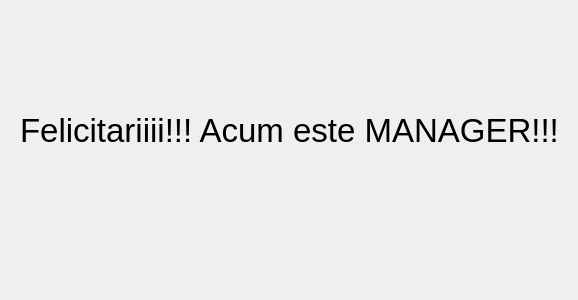
Before: the Qt Designer form 3_Solution/PM_Application/PM_GUI_/Manager_Window.ui in liviupopa16/POO_Project_Manager, drawn with Qt 5.
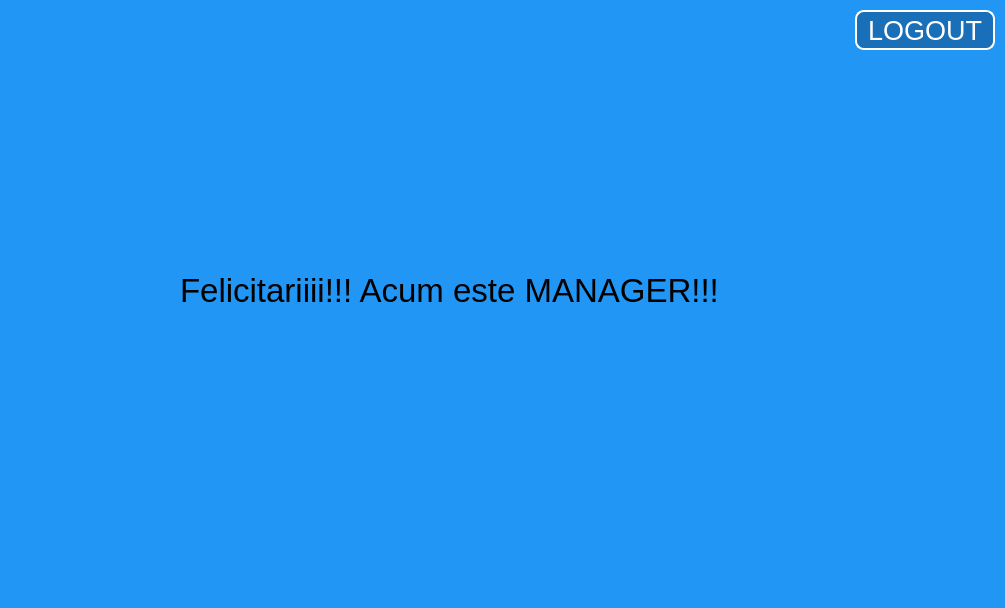
After: the same form once the commit is applied. Icons and pictures are not drawn.

What changed in the file:
```diff
--- a/3_Solution/PM_Application/PM_GUI_/Manager_Window.ui
+++ b/3_Solution/PM_Application/PM_GUI_/Manager_Window.ui
@@ -6,18 +6,37 @@
    <rect>
     <x>0</x>
     <y>0</y>
-    <width>578</width>
-    <height>300</height>
+    <width>1005</width>
+    <height>608</height>
    </rect>
   </property>
+  <property name="minimumSize">
+   <size>
+    <width>1005</width>
+    <height>608</height>
+   </size>
+  </property>
+  <property name="maximumSize">
+   <size>
+    <width>1005</width>
+    <height>608</height>
+   </size>
+  </property>
   <property name="windowTitle">
    <string>Manager_Window</string>
   </property>
+  <property name="windowIcon">
+   <iconset>
+    <normaloff>Resources/icon.png</normaloff>Resources/icon.png</iconset>
+  </property>
+  <property name="styleSheet">
+   <string notr="true">background-color:#2196F5;</string>
+  </property>
   <widget class="QLabel" name="label">
    <property name="geometry">
     <rect>
-     <x>20</x>
-     <y>90</y>
+     <x>180</x>
+     <y>250</y>
      <width>541</width>
      <height>81</height>
     </rect>
@@ -29,6 +48,27 @@
     <string>Felicitariiii!!! Acum este MANAGER!!!</string>
    </property>
   </widget>
+  <widget class="QPushButton" name="Logout_Button">
+   <property name="geometry">
+    <rect>
+     <x>855</x>
+     <y>10</y>
+     <width>140</width>
+     <height>40</height>
+    </rect>
+   </property>
+   <property name="styleSheet">
+    <string notr="true">color:white;
+font-size:20pt;
+border: 2px solid white;
+border-radius: 9px;
+background: grey;
+background-color: rgba(0, 0, 0, 25%);</string>
+   </property>
+   <property name="text">
+    <string>LOGOUT</string>
+   </property>
+  </widget>
  </widget>
  <layoutdefault spacing="6" margin="11"/>
  <resources/>
```
